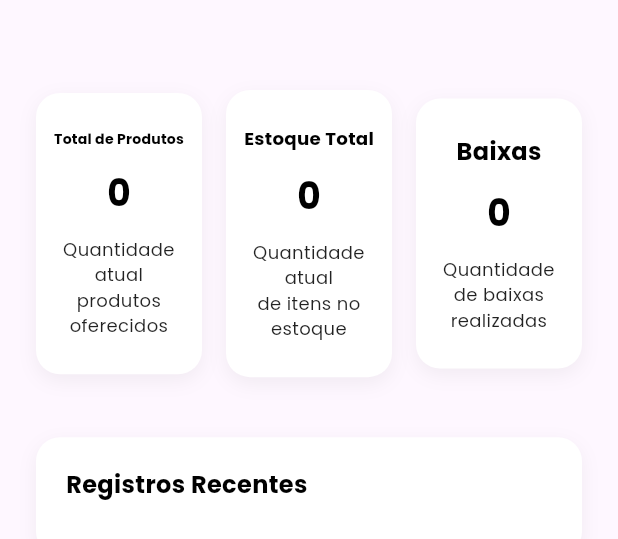
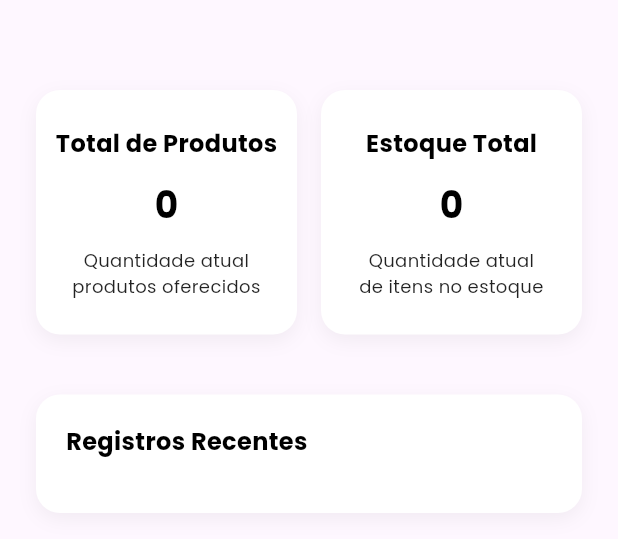
Before and after one commit to HenriqueVM5/Asimov-Pet-Shop-Flutter, a Flutter app: the TelaHome widget shown alone on an empty page, opened directly, on a phone screen of 412 x 824 dp. Shown: the top 539 px of the screen. Run offline on Flutter 3.47's test engine with Material 3 defaults, Android fonts, the phone set to English and light mode, and no system bars; our stand-ins replace cloud_firestore, firebase_auth, firebase_core, flutter_riverpod, google_fonts, google_sign_in; accounts and stored records are empty.

Commit message:
Meu editor de código está dizendo que foi modificado

```diff
--- a/lib/screens/home_screen.dart
+++ b/lib/screens/home_screen.dart
@@ -3,7 +3,6 @@
 import 'package:flutter_riverpod/flutter_riverpod.dart';
 import '../providers/produto_provider.dart';
 import '../providers/estoque_provider.dart';
-import '../providers/baixa_provider.dart';
 import '../models/produto_item.dart';
 
 class TelaHome extends ConsumerWidget {
@@ -15,11 +14,9 @@
 
     final produtosAsync = ref.watch(produtosProvider);
     final estoqueAsync = ref.watch(estoqueProvider);
-    final baixasAsync = ref.watch(baixaProvider);
 
     String produtosValor = '-';
     String estoqueValor = '-';
-    String baixasValor = '-';
 
     produtosAsync.when(
       data: (produtos) => produtosValor = produtos.length.toString(),
@@ -30,11 +27,6 @@
       data: (estoque) => estoqueValor = estoque.length.toString(),
       loading: () => estoqueValor = '...',
       error: (_, __) => estoqueValor = 'Erro',
-    );
-    baixasAsync.when(
-      data: (baixas) => baixasValor = baixas.length.toString(),
-      loading: () => baixasValor = '...',
-      error: (_, __) => baixasValor = 'Erro',
     );
 
     return SingleChildScrollView(
@@ -61,14 +53,6 @@
                   titulo: 'Estoque Total',
                   valor: estoqueValor,
                   descricao: 'Quantidade atual\nde itens no estoque',
-                ),
-              ),
-              const SizedBox(width: 16),
-              Expanded(
-                child: _buildResumoCard(
-                  titulo: 'Baixas',
-                  valor: baixasValor,
-                  descricao: 'Quantidade de baixas\nrealizadas',
                 ),
               ),
             ],
```
